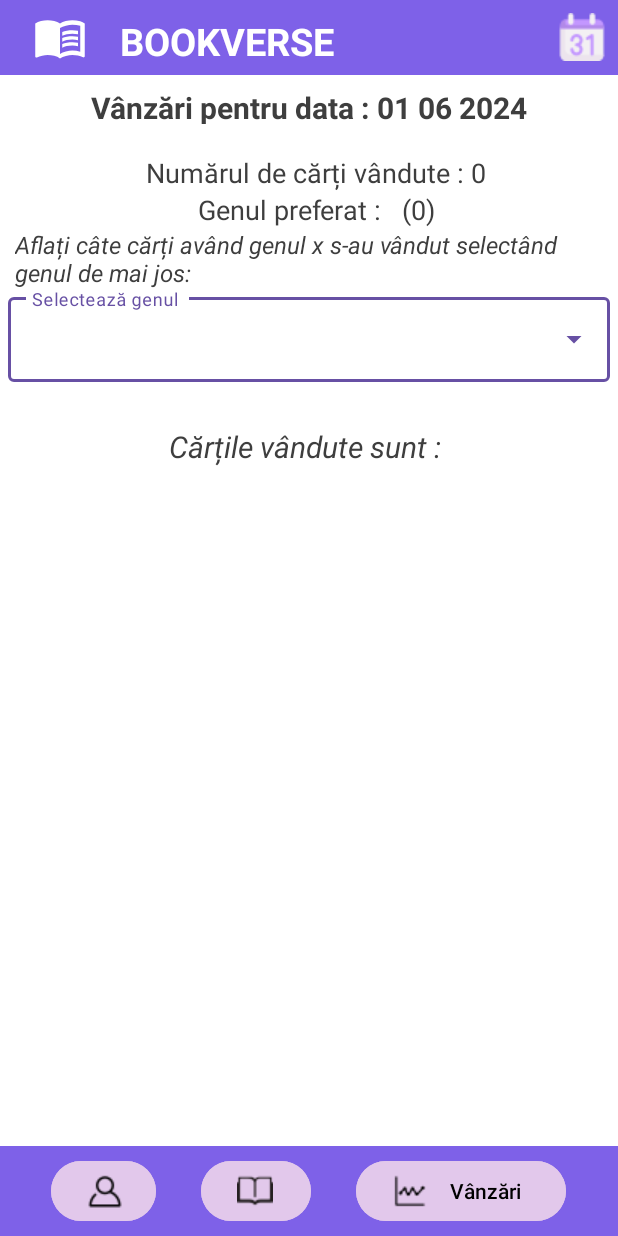
After one commit to DenisaCernaianu/BookStore, an Android app: the AdminViewOrdersActivity screen opened directly, with no data from a screen before it, on a phone screen of 412 x 824 dp. The commit adds this screen. Run offline under Robolectric (Android 15) with nearby library versions, the phone set to English and light mode, and no system bars; our stand-ins replace Firebase (no records; nobody signed in at launch, a user with empty details on screens opened directly), Picasso; pictures from the network do not load.

Commit message:
added view orders activity for admin

```diff
--- a/app/src/main/AndroidManifest.xml
+++ b/app/src/main/AndroidManifest.xml
@@ -25,6 +25,9 @@
         android:supportsRtl="true"
         android:theme="@style/Theme.BookStore"
         tools:targetApi="31">
+        <activity
+            android:name=".Model.AdminViewOrdersActivity"
+            android:exported="false" />
         <activity
             android:name=".Model.AdminViewBooksActivity"
             android:exported="false" />
--- a/app/src/main/java/com/example/bookstore/Model/AdminActivity.java
+++ b/app/src/main/java/com/example/bookstore/Model/AdminActivity.java
@@ -32,7 +32,7 @@ public class AdminActivity extends AppCompatActivity {
     DatabaseReference databaseReference;
     MyAdapterUser adapter;
 
-    Button logOut, goBooks;
+    Button logOut, goBooks, goSales;
 
     private FirebaseAuth firebaseAuth;
 
@@ -54,6 +54,7 @@ public class AdminActivity extends AppCompatActivity {
         adapter = new MyAdapterUser(this, list);
         recyclerView.setAdapter(adapter);
         goBooks = findViewById(R.id.btnGoBooks);
+        goSales = findViewById(R.id.btnGoSales);
 
         databaseReference.addValueEventListener(new ValueEventListener() {
             @Override
@@ -101,5 +102,14 @@ public class AdminActivity extends AppCompatActivity {
            }
        });
 
+       goSales.setOnClickListener(new View.OnClickListener() {
+           @Override
+           public void onClick(View view) {
+               startActivity(new Intent(AdminActivity.this, AdminViewOrdersActivity.class));
+               finish();
+
+           }
+       });
+
     }
 }
--- a/app/src/main/java/com/example/bookstore/Model/AdminDeleteUserActivity.java
+++ b/app/src/main/java/com/example/bookstore/Model/AdminDeleteUserActivity.java
@@ -244,7 +244,7 @@ public class AdminDeleteUserActivity extends AppCompatActivity {
             }
         }).start();
 
-        Toast.makeText(this, "Utilizatorul si toate cartile ce apartin contului au fost sterse!", Toast.LENGTH_SHORT).show();
+        Toast.makeText(this, "Utilizatorul a fost șters!", Toast.LENGTH_SHORT).show();
         onBackPressed();
         finish();
     }
--- a/app/src/main/java/com/example/bookstore/Model/AdminViewBooksActivity.java
+++ b/app/src/main/java/com/example/bookstore/Model/AdminViewBooksActivity.java
@@ -35,7 +35,7 @@ public class AdminViewBooksActivity extends AppCompatActivity {
     List<Books> list, filteredList;
 
     MyAdapter adapterAdminBooks;
-    Button viewUsersBtn;
+    Button viewUsersBtn, viewSalesBtn;
     EditText searchBookAdmin;
 
     TextView titlePageAdmin;
@@ -56,6 +56,7 @@ public class AdminViewBooksActivity extends AppCompatActivity {
         viewUsersBtn =  findViewById(R.id.btnGoUsers);
         searchBookAdmin = findViewById(R.id.ETSearchAdmin);
         titlePageAdmin = findViewById(R.id.pageTitleAdmin);
+        viewSalesBtn = findViewById(R.id.btnGoSales);
 
         titlePageAdmin.setText("Cărți disponibile în aplicație : ");
 
@@ -90,6 +91,15 @@ public class AdminViewBooksActivity extends AppCompatActivity {
             public void onClick(View view) {
                 startActivity(new Intent(AdminViewBooksActivity.this, AdminActivity.class));
                 finish();
+            }
+        });
+
+       viewSalesBtn.setOnClickListener(new View.OnClickListener() {
+            @Override
+            public void onClick(View view) {
+                startActivity(new Intent(AdminViewBooksActivity.this, AdminViewOrdersActivity.class));
+                finish();
+
             }
         });
 
--- /dev/null
+++ b/app/src/main/java/com/example/bookstore/Model/AdminViewOrdersActivity.java
@@ -0,0 +1,246 @@
+package com.example.bookstore.Model;
+
+import androidx.annotation.NonNull;
+import androidx.appcompat.app.AppCompatActivity;
+import androidx.recyclerview.widget.GridLayoutManager;
+import androidx.recyclerview.widget.LinearLayoutManager;
+import androidx.recyclerview.widget.RecyclerView;
+
+import android.app.DatePickerDialog;
+import android.content.Intent;
+import android.os.Bundle;
+import android.view.View;
+import android.widget.AdapterView;
+import android.widget.ArrayAdapter;
+import android.widget.AutoCompleteTextView;
+import android.widget.Button;
+import android.widget.DatePicker;
+import android.widget.ImageButton;
+import android.widget.Spinner;
+import android.widget.TextView;
+import android.widget.Toast;
+
+import com.example.bookstore.FavoriteBooksActivity;
+import com.example.bookstore.R;
+import com.google.firebase.database.DataSnapshot;
+import com.google.firebase.database.DatabaseError;
+import com.google.firebase.database.DatabaseReference;
+import com.google.firebase.database.FirebaseDatabase;
+import com.google.firebase.database.ValueEventListener;
+
+import java.util.ArrayList;
+import java.util.Collections;
+import java.util.Comparator;
+import java.util.List;
+
+public class AdminViewOrdersActivity extends AppCompatActivity {
+
+    Button viewUsersBtn, viewBooksBtn;
+    DatabaseReference databaseReference = FirebaseDatabase.getInstance().getReference();
+
+    List<Books> list;
+
+    List<String> listIds, listTypes, listBookType;
+
+    ImageButton calendarBtn;
+
+    TextView titleAdmin, NoOfOrders, favType,noBooksFavType, textViewNumberBooksType;
+
+    String bookId, date, bookType, topTypes, genPreferat, itemType;
+    RecyclerView recyclerViewAdminOrders;
+    MyAdapterRecommendations adapterAdminOrders;
+
+    AutoCompleteTextView autoCompleteTextView;
+
+
+    @Override
+    protected void onCreate(Bundle savedInstanceState) {
+        super.onCreate(savedInstanceState);
+        setContentView(R.layout.activity_admin_view_orders);
+
+        list = new ArrayList<>();
+        listIds = new ArrayList<>();
+        listTypes = new ArrayList<>();
+        listBookType = new ArrayList<>();
+        recyclerViewAdminOrders=findViewById(R.id.recyclerviewAdminOrders);
+        viewUsersBtn = findViewById(R.id.btnGoUsers);
+        viewBooksBtn = findViewById(R.id.btnGoBooks);
+        titleAdmin =  findViewById(R.id.pageTitleAdmin);
+        adapterAdminOrders = new MyAdapterRecommendations(this, list);
+        recyclerViewAdminOrders.setAdapter(adapterAdminOrders);
+
+        GridLayoutManager gridLayout = new GridLayoutManager(this, 2, GridLayoutManager.VERTICAL, false);
+        recyclerViewAdminOrders.setLayoutManager(gridLayout);
+        recyclerViewAdminOrders.setHasFixedSize(true);
+        calendarBtn = findViewById(R.id.calendarBtn);
+        NoOfOrders = findViewById(R.id.NoOfOrders);
+        favType= findViewById(R.id.favType);
+        noBooksFavType = findViewById(R.id.noBooksFavType);
+        autoCompleteTextView = findViewById(R.id.autoCompleteType);
+        textViewNumberBooksType =  findViewById(R.id.textViewNumberBooksType);
+
+        textViewNumberBooksType.setVisibility(View.INVISIBLE);
+
+
+
+        date = "01 06 2024";
+        titleAdmin.setText(date);
+        getBooksId();
+
+        calendarBtn.setOnClickListener(new View.OnClickListener() {
+            @Override
+            public void onClick(View view) {
+                openCalendar();
+            }
+        });
+
+        viewUsersBtn.setOnClickListener(new View.OnClickListener() {
+            @Override
+            public void onClick(View view) {
+                startActivity(new Intent(AdminViewOrdersActivity.this, AdminActivity.class));
+                finish();
+            }
+        });
+
+        viewBooksBtn.setOnClickListener(new View.OnClickListener() {
+            @Override
+            public void onClick(View view) {
+                startActivity(new Intent(AdminViewOrdersActivity.this, AdminViewBooksActivity.class));
+                finish();
+            }
+        });
+
+        ArrayAdapter<String> adapter = new ArrayAdapter<>(this, android.R.layout.simple_list_item_1, listBookType);
+        autoCompleteTextView.setAdapter(adapter);
+
+        autoCompleteTextView.setOnItemClickListener(new AdapterView.OnItemClickListener() {
+            @Override
+            public void onItemClick(AdapterView<?> adapterView, View view, int position, long l) {
+                itemType = adapterView.getItemAtPosition(position).toString();
+
+                int numberBooks = 0;
+                for(int i=0; i< listTypes.size();i++){
+                    numberBooks = Collections.frequency(listTypes, itemType);}
+                String text = "Numarul de carti vandute având genul " + itemType + " este : " + String.valueOf(numberBooks);
+                textViewNumberBooksType.setVisibility(View.VISIBLE);
+                textViewNumberBooksType.setText(text);
+
+            }
+        });
+
+
+    }
+
+    private void getBooksId() {
+        databaseReference.addValueEventListener(new ValueEventListener() {
+            @Override
+            public void onDataChange(@NonNull DataSnapshot snapshot) {
+                listIds.clear();
+                for(DataSnapshot dataSnapshot: snapshot.child("Orders").getChildren()){
+
+                    final String getId = dataSnapshot.child("bookId").getValue(String.class);
+                    final String orderDate = dataSnapshot.child("orderDate").getValue(String.class);
+                    if(orderDate.equals(date))
+                    {listIds.add(getId);}
+                }
+                getBooks();
+            }
+
+            @Override
+            public void onCancelled(@NonNull DatabaseError error) {
+
+            }
+        });
+    }
+
+    private void getBooks() {
+        databaseReference.addValueEventListener(new ValueEventListener() {
+            @Override
+            public void onDataChange(@NonNull DataSnapshot snapshot) {
+                list.clear();
+                listTypes.clear();
+                listBookType.clear();
+                for(int i=0; i<listIds.size();i++){
+                    for(DataSnapshot dataSnapshot: snapshot.child("Books").getChildren()){
+                        bookId = dataSnapshot.child("id").getValue(String.class);
+                        bookType = dataSnapshot.child("type").getValue(String.class);
+
+                        Books books = dataSnapshot.getValue(Books.class);
+                        if(bookId.equals(listIds.get(i))){
+                            list.add(books);
+                            String [] tipuri = null;
+                           bookType =  bookType.replace(", ",",");
+                           tipuri = bookType.split(",");
+                            Collections.addAll(listTypes, tipuri);
+
+                            break;}
+                    }}
+
+                Collections.sort(listTypes, new Comparator<String>() {
+                    @Override
+                    public int compare(String type1, String type2) {
+                        return type1.compareTo(type2);
+                    }
+                });
+
+                topTypes = listTypes.toString();
+                int max=0;
+                genPreferat = "";
+
+                for(int i=0; i< listTypes.size();i++){
+                int nr = Collections.frequency(listTypes, listTypes.get(i));
+                if(nr >max) {max=nr; genPreferat = listTypes.get(i);}
+                if(!listBookType.contains(listTypes.get(i)))  listBookType.add(listTypes.get(i));
+                }
+
+                if(max==0) {textViewNumberBooksType.setVisibility(View.INVISIBLE);}
+                favType.setText(genPreferat);
+                String numberFavBooks = "  (" + String.valueOf(max) + ")";
+                noBooksFavType.setText(numberFavBooks);
+
+
+                Collections.sort(list, new Comparator<Books>() {
+                    @Override
+                    public int compare(Books book1, Books book2) {
+                        return book1.getTitle().compareTo(book2.getTitle());
+                    }
+                });
+                NoOfOrders.setText(String.valueOf(list.size()));
+
+                adapterAdminOrders.notifyDataSetChanged();
+                recyclerViewAdminOrders.setAdapter(new MyAdapterRecommendations(AdminViewOrdersActivity.this, list));
+
+
+
+            }
+
+            @Override
+            public void onCancelled(@NonNull DatabaseError error) {
+
+            }
+        });
+
+    }
+
+    private void openCalendar(){
+
+        DatePickerDialog calendar = new DatePickerDialog(this, new DatePickerDialog.OnDateSetListener() {
+            @Override
+            public void onDateSet(DatePicker datePicker, int year, int month, int day) {
+                String monthString = String.valueOf(month+1);
+                if(monthString.length()==1) monthString = "0"+monthString;
+
+                String dayString = String.valueOf(day);
+                if(dayString.length()==1) dayString = "0"+dayString;
+
+                date = dayString+" "+monthString+" "+String.valueOf(year);
+
+                titleAdmin.setText(date);
+
+                getBooksId();
+
+            }
+        }, 2024, 5, 1);
+        calendar.show();
+    }
+}
--- a/app/src/main/res/layout/activity_admin_view_books.xml
+++ b/app/src/main/res/layout/activity_admin_view_books.xml
@@ -127,7 +127,7 @@
         <androidx.recyclerview.widget.RecyclerView
             android:id="@+id/recyclerviewAdmin"
             android:layout_width="match_parent"
-            android:layout_height="648dp"
+            android:layout_height="595dp"
             android:layout_marginLeft="10dp"
             android:layout_marginTop="10dp"
             android:layout_marginRight="10dp">
@@ -175,7 +175,7 @@
 
 
         <Button
-            android:id="@+id/btnGoFav"
+            android:id="@+id/btnGoSales"
             android:layout_width="66dp"
             android:layout_height="wrap_content"
             android:layout_marginRight="0dp"
--- /dev/null
+++ b/app/src/main/res/layout/activity_admin_view_orders.xml
@@ -0,0 +1,327 @@
+<?xml version="1.0" encoding="utf-8"?>
+<RelativeLayout xmlns:android="http://schemas.android.com/apk/res/android"
+xmlns:app="http://schemas.android.com/apk/res-auto"
+xmlns:tools="http://schemas.android.com/tools"
+android:layout_width="match_parent"
+android:layout_height="match_parent"
+tools:context=".Model.AdminViewOrdersActivity">
+
+
+<LinearLayout
+    android:layout_width="match_parent"
+    android:layout_height="match_parent"
+    android:background="@color/white"
+    android:orientation="vertical">
+
+
+    <LinearLayout
+        android:id="@+id/mainLayout"
+        android:layout_width="match_parent"
+        android:layout_height="wrap_content"
+        android:orientation="vertical">
+
+
+        <androidx.cardview.widget.CardView
+            android:id="@+id/card_view_home"
+            android:layout_width="match_parent"
+            android:layout_height="50dp"
+            app:cardBackgroundColor="@color/purple"
+            app:cardCornerRadius="0dp">
+
+            <LinearLayout
+                android:layout_width="match_parent"
+                android:layout_height="wrap_content"
+                android:layout_gravity="center"
+                android:gravity="left"
+                android:orientation="horizontal">
+
+                <ImageView
+                    android:layout_width="80dp"
+                    android:layout_height="38dp"
+                    android:paddingTop="2dp"
+                    android:src="@drawable/book_menu" />
+
+
+                <TextView
+                    android:layout_width="162dp"
+                    android:layout_height="wrap_content"
+                    android:layout_gravity="left"
+                    android:paddingStart="0dp"
+                    android:paddingLeft="0dp"
+                    android:paddingTop="5dp"
+                    android:paddingRight="0dp"
+                    android:text="BOOKVERSE"
+                    android:textColor="@color/white"
+                    android:textSize="25sp"
+                    android:textStyle="bold">
+
+                </TextView>
+
+                <ImageButton
+                    android:id="@+id/calendarBtn"
+                    android:layout_width="wrap_content"
+                    android:layout_height="wrap_content"
+                    android:layout_gravity="right|center"
+                    android:layout_marginLeft="130dp"
+                    android:background="@color/purple"
+                    android:src="@drawable/img_6" />
+
+
+            </LinearLayout>
+
+        </androidx.cardview.widget.CardView>
+
+
+    </LinearLayout>
+
+    <LinearLayout
+        android:layout_width="match_parent"
+        android:layout_height="wrap_content"
+        android:orientation="horizontal"
+        android:gravity="center"
+        >
+
+        <TextView
+            android:layout_width="wrap_content"
+            android:layout_height="wrap_content"
+            android:layout_gravity="center"
+            android:text="Vânzări pentru data : "
+            android:textColor="@color/bgrey"
+            android:textSize="20dp"
+            android:layout_marginTop="5dp"
+            android:textStyle="bold">
+
+        </TextView>
+
+        <TextView
+            android:id="@+id/pageTitleAdmin"
+            android:layout_width="wrap_content"
+            android:layout_height="wrap_content"
+            android:text=" "
+            android:layout_marginTop="5dp"
+            android:textColor="@color/bgrey"
+            android:textSize="20dp"
+            android:textStyle="bold">
+
+        </TextView>
+
+
+
+    </LinearLayout>
+
+    <LinearLayout
+        android:layout_width="match_parent"
+        android:layout_height="wrap_content"
+        android:orientation="vertical">
+
+
+
+    <LinearLayout
+        android:layout_width="match_parent"
+        android:layout_height="wrap_content"
+        android:orientation="horizontal"
+        android:gravity="center"
+        android:layout_marginTop="20dp"
+        >
+
+        <TextView
+            android:layout_width="wrap_content"
+            android:layout_height="wrap_content"
+            android:layout_marginLeft="10dp"
+            android:text="Numărul de cărți vândute : "
+            android:textColor="@color/bgrey"
+            android:textSize="18dp">
+
+        </TextView>
+
+        <TextView
+            android:id="@+id/NoOfOrders"
+            android:layout_width="wrap_content"
+            android:layout_height="wrap_content"
+            android:text=""
+            android:textColor="@color/bgrey"
+            android:textSize="18dp">
+
+        </TextView>
+
+
+    </LinearLayout>
+
+        <LinearLayout
+            android:layout_width="match_parent"
+            android:layout_height="wrap_content"
+            android:orientation="horizontal"
+            android:gravity="center"
+
+            >
+        <TextView
+            android:layout_width="wrap_content"
+            android:layout_height="wrap_content"
+            android:layout_gravity="left"
+            android:text="Genul preferat : "
+            android:textColor="@color/bgrey"
+            android:layout_marginLeft="10dp"
+            android:textSize="18dp">
+
+        </TextView>
+
+        <TextView
+            android:id="@+id/favType"
+            android:layout_width="wrap_content"
+            android:layout_height="wrap_content"
+            android:text=""
+            android:textColor="@color/bgrey"
+            android:textSize="18dp">
+
+        </TextView>
+
+            <TextView
+                android:id="@+id/noBooksFavType"
+                android:layout_width="wrap_content"
+                android:layout_height="wrap_content"
+                android:text=""
+                android:textColor="@color/bgrey"
+                android:textSize="18dp">
+
+            </TextView>
+
+        </LinearLayout>
+
+        <LinearLayout
+            android:layout_width="match_parent"
+            android:layout_height="wrap_content"
+            android:orientation="horizontal"
+            >
+
+            <TextView
+                android:textStyle="italic"
+                android:layout_width="wrap_content"
+                android:layout_height="wrap_content"
+                android:layout_marginLeft="10dp"
+                android:text="Aflați câte cărți având genul x s-au vândut selectând genul de mai jos: "
+                android:textColor="@color/bgrey"
+                android:textSize="16dp">
+
+            </TextView>
+
+
+        </LinearLayout>
+
+        <com.google.android.material.textfield.TextInputLayout
+            android:layout_width="match_parent"
+            android:layout_height="wrap_content"
+            android:layout_marginLeft="5dp"
+            android:layout_marginRight="5dp"
+            android:hint="Selectează genul "
+            android:textColorHint="@color/bgrey"
+            style="@style/Widget.MaterialComponents.TextInputLayout.OutlinedBox.ExposedDropdownMenu"
+            >
+
+            <AutoCompleteTextView
+                android:id="@+id/autoCompleteType"
+                android:textColor="@color/bgrey"
+                android:layout_width="match_parent"
+                android:layout_height="wrap_content"/>
+
+        </com.google.android.material.textfield.TextInputLayout>
+
+
+        <TextView
+            android:layout_width="wrap_content"
+            android:layout_height="wrap_content"
+            android:id="@+id/textViewNumberBooksType"
+            android:gravity="center"
+            android:layout_gravity="center"
+            android:textColor="@color/black"/>
+
+
+
+        <TextView
+            android:layout_width="wrap_content"
+            android:layout_height="wrap_content"
+            android:layout_gravity="center"
+            android:layout_marginTop="10dp"
+            android:text="Cărțile vândute sunt : "
+            android:textStyle="italic"
+            android:textColor="@color/bgrey"
+            android:textSize="20dp">
+
+        </TextView>
+    </LinearLayout>
+
+
+    <androidx.recyclerview.widget.RecyclerView
+        android:id="@+id/recyclerviewAdminOrders"
+        android:layout_width="match_parent"
+        android:layout_height="437dp"
+        android:layout_marginLeft="10dp"
+        android:layout_marginTop="10dp"
+        android:layout_marginRight="10dp">
+
+
+    </androidx.recyclerview.widget.RecyclerView>
+
+
+</LinearLayout>
+
+
+<LinearLayout
+    android:id="@+id/LLmenu"
+    android:layout_width="match_parent"
+    android:layout_height="60dp"
+    android:layout_alignParentBottom="true"
+    android:orientation="horizontal"
+    android:gravity="center"
+    android:background="@color/purple"
+    >
+
+
+    <Button
+        android:id="@+id/btnGoUsers"
+        android:layout_width="70dp"
+        android:layout_height="wrap_content"
+        android:layout_marginRight="30dp"
+        android:backgroundTint="@color/pink"
+        android:drawableLeft="@drawable/account_icon"
+        android:textColor="@color/black">
+
+    </Button>
+
+    <Button
+        android:id="@+id/btnGoBooks"
+        android:layout_width="73dp"
+        android:layout_height="wrap_content"
+        android:layout_marginRight="30dp"
+        android:backgroundTint="@color/pink"
+        android:drawableLeft="@drawable/book_admin_menu"
+        android:textColor="@color/black">
+
+    </Button>
+
+
+    <Button
+        android:id="@+id/btnGoSales"
+        android:layout_width="140dp"
+        android:layout_height="wrap_content"
+        android:layout_marginRight="0dp"
+        android:backgroundTint="@color/pink"
+        android:drawableLeft="@drawable/img_1"
+        android:text="Vânzări"
+        android:textColor="@color/black">
+
+    </Button>
+
+    <Button
+        android:visibility="gone"
+        android:id="@+id/btnGoAcc"
+        android:layout_width="68dp"
+        android:layout_height="wrap_content"
+        android:layout_marginRight="0dp"
+        android:backgroundTint="@color/pink"
+        android:drawableLeft="@drawable/account_icon">
+
+    </Button>
+
+</LinearLayout>
+
+</RelativeLayout>
```
Also changed, not shown: app/src/main/res/drawable/img_3.png (added), app/src/main/res/drawable/img_6.png (added).
